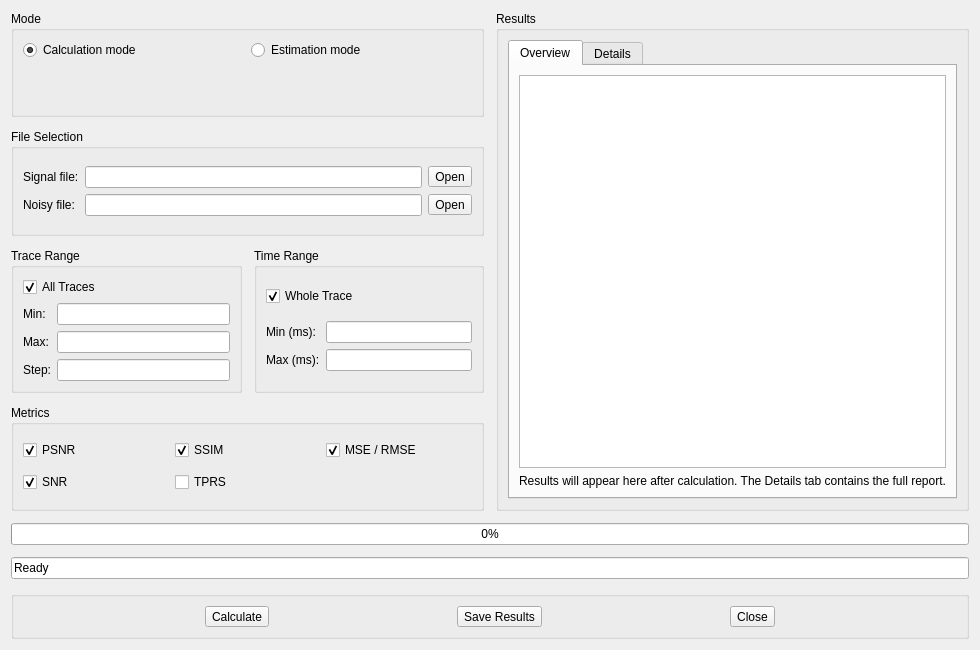
This is SeiSeeMp/metricsdialog.ui in wangweiwei104/SeiSee as Qt 5 draws it before an edit. The edited form follows.
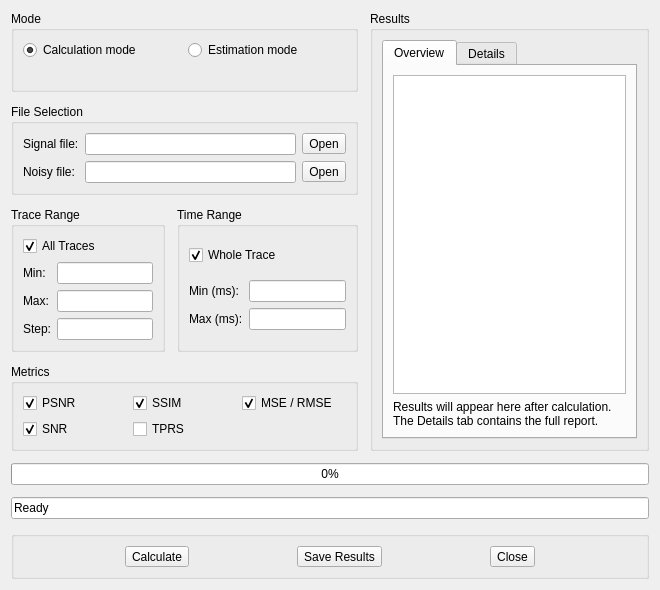
This is the edited form. Icons and pictures are not drawn. Custom widgets are drawn as their Qt base class.

```diff
--- a/SeiSeeMp/metricsdialog.ui
+++ b/SeiSeeMp/metricsdialog.ui
@@ -6,8 +6,8 @@
    <rect>
     <x>0</x>
     <y>0</y>
-    <width>980</width>
-    <height>650</height>
+    <width>660</width>
+    <height>550</height>
    </rect>
   </property>
   <property name="windowTitle">
```
